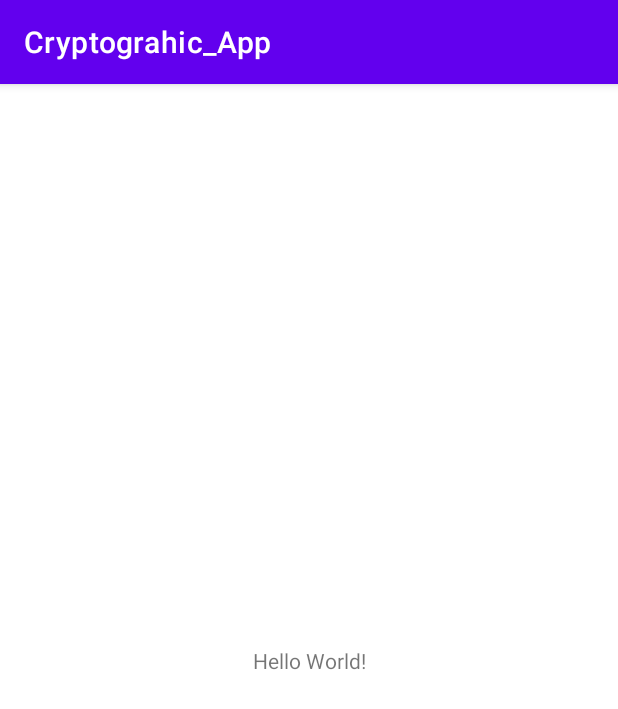
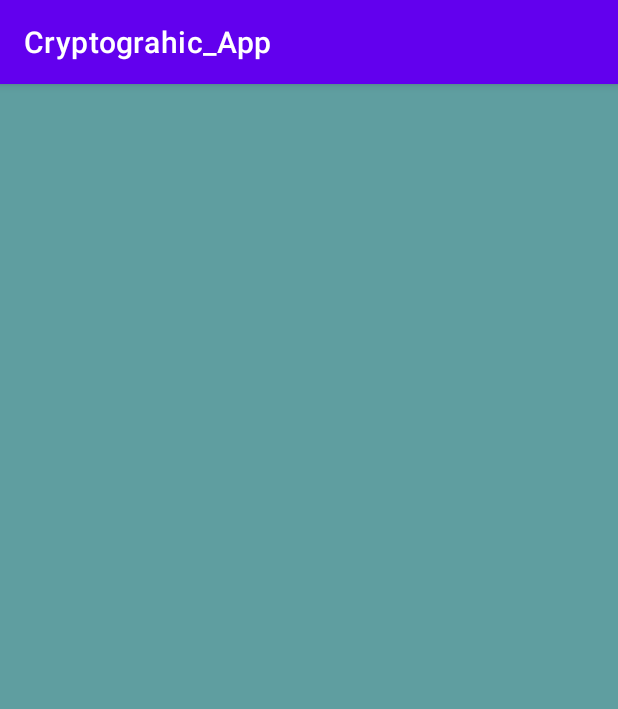
Before and after one commit to mayank0-2/Cryptographic-App, an Android app: the screen it shows after launch (MainActivity), on a phone screen of 412 x 824 dp. Shown: the top 709 px of the screen. Run offline under Robolectric (Android 15) with nearby library versions, the phone set to English and light mode, and no system bars.

Commit message:
Added Background Color

```diff
--- a/app/src/main/res/layout/activity_main.xml
+++ b/app/src/main/res/layout/activity_main.xml
@@ -4,15 +4,5 @@
     xmlns:tools="http://schemas.android.com/tools"
     android:layout_width="match_parent"
     android:layout_height="match_parent"
-    tools:context=".MainActivity">
-
-    <TextView
-        android:layout_width="wrap_content"
-        android:layout_height="wrap_content"
-        android:text="Hello World!"
-        app:layout_constraintBottom_toBottomOf="parent"
-        app:layout_constraintLeft_toLeftOf="parent"
-        app:layout_constraintRight_toRightOf="parent"
-        app:layout_constraintTop_toTopOf="parent" />
-
-</androidx.constraintlayout.widget.ConstraintLayout>
+    tools:context=".MainActivity"
+    android:background="@color/Background"/>
--- a/app/src/main/res/values/colors.xml
+++ b/app/src/main/res/values/colors.xml
@@ -7,4 +7,5 @@
     <color name="teal_700">#FF018786</color>
     <color name="black">#FF000000</color>
     <color name="white">#FFFFFFFF</color>
+    <color name="Background">#5f9EA0</color>
 </resources>
```
